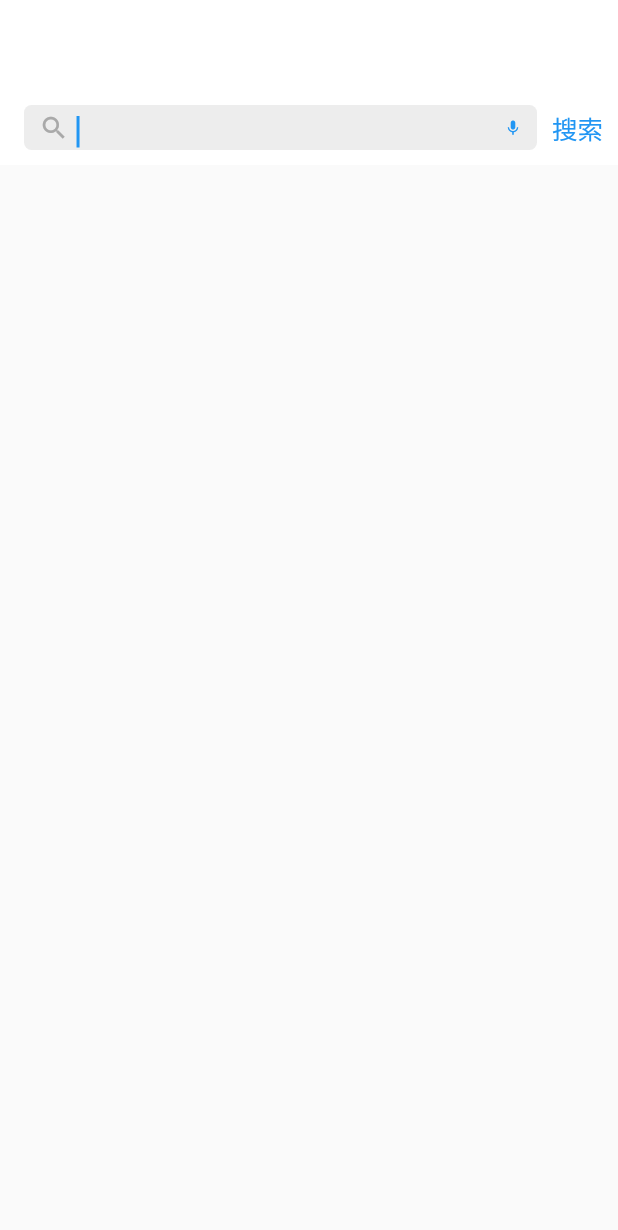
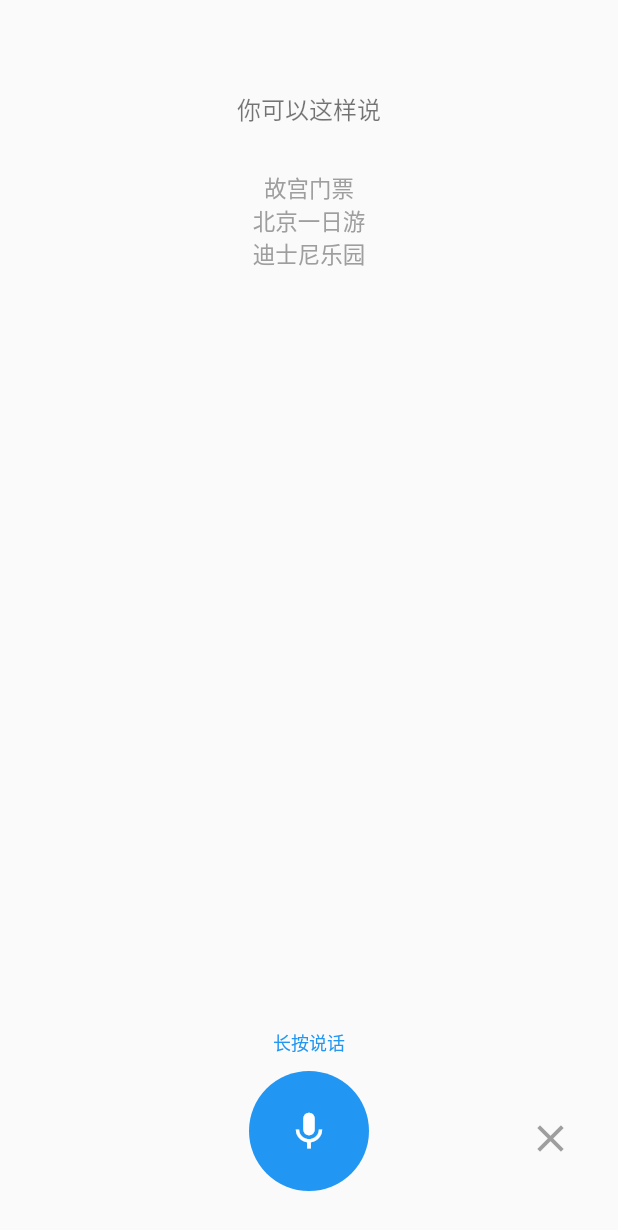
Before and after one commit to jiayuanfa/FlutterForXieCheng, a Flutter app: the SearchPage screen opened directly, after a tap on the "mic" icon, on a phone screen of 412 x 824 dp. Shown: the top 1230 px of the screen. Run offline on Flutter 3.47's test engine with Material 2 defaults, Android fonts, the phone set to English and light mode, and no system bars; our stand-ins replace cached_network_image, flutter_swiper_null_safety, image_picker, shared_preferences, transparent_image, webview_flutter; missing offline and left inert: flutter_color_plugin; accounts and stored records are empty; network calls fail.

Commit message:
语音识别页面

```diff
--- a/lib/pages/home_page.dart
+++ b/lib/pages/home_page.dart
@@ -19,6 +19,7 @@ import 'package:my_app/widget/sub_nav.dart';
 import '../model/common_model.dart';
 import '../model/config_model.dart';
 import '../widget/webview.dart';
+import 'speak_page.dart';
 
 const APP_SCROLL_OFFSET = 150;
 const SEARCH_BAR_DEFAULT_TEXT = '网红打卡地 景点 酒店 美食';
@@ -257,5 +258,9 @@ class _HomePageState extends State<HomePage> {
                 )));
   }
 
-  void _jumpToSpeak() {}
+  void _jumpToSpeak() {
+    Navigator.push(
+        context,
+        MaterialPageRoute(builder: (context) => const SpeakPage()));
+  }
 }
--- a/lib/pages/search_page.dart
+++ b/lib/pages/search_page.dart
@@ -2,6 +2,7 @@ import 'package:flutter/foundation.dart';
 import 'package:flutter/material.dart';
 import 'package:my_app/dao/search_dao.dart';
 import 'package:my_app/model/search_model.dart';
+import 'package:my_app/pages/speak_page.dart';
 import 'package:my_app/pages/home_page.dart';
 import 'package:my_app/widget/search_bar.dart';
 import 'package:my_app/widget/webview.dart';
@@ -110,7 +111,11 @@ class _SearchPageState extends State<SearchPage> {
     );
   }
 
-  void _jumpToSpeak() {}
+  void _jumpToSpeak() {
+    Navigator.push(
+        context,
+        MaterialPageRoute(builder: (context) => const SpeakPage()));
+  }
 
   /// 文字发生改变
   void _onTextChanged(String text) {
--- /dev/null
+++ b/lib/pages/speak_page.dart
@@ -0,0 +1,216 @@
+import 'package:flutter/material.dart';
+import 'package:my_app/plugin/asr_manager.dart';
+
+class SpeakPage extends StatefulWidget {
+  const SpeakPage({Key? key}) : super(key: key);
+
+  @override
+  State<SpeakPage> createState() => _SpeakPageState();
+}
+
+class _SpeakPageState extends State<SpeakPage>
+    with SingleTickerProviderStateMixin {
+  String speakResult = '';
+  String speakTips = '长按说话';
+
+  late Animation<double> animation;
+  late AnimationController controller;
+
+  @override
+  void initState() {
+
+    controller = AnimationController(
+        vsync: this, duration: const Duration(milliseconds: 1000));
+
+    /// 监听动画状态
+    /// 完成之后，倒回去
+    /// 结束之后，重新开始
+    /// 循环播放效果
+    animation = CurvedAnimation(parent: controller, curve: Curves.easeIn)
+      ..addStatusListener((status) {
+        if (status == AnimationStatus.completed) {
+          controller.reverse();
+        } else if (status == AnimationStatus.dismissed) {
+          controller.forward();
+        }
+      });
+    super.initState();
+  }
+
+  @override
+  Widget build(BuildContext context) {
+    return Scaffold(
+      body: Container(
+        padding: const EdgeInsets.all(30),
+        child: Center(
+          child: Column(
+            mainAxisAlignment: MainAxisAlignment.spaceBetween,
+            children: [
+              _topItem(),
+              _bottomItem(),
+            ],
+          ),
+        ),
+      ),
+    );
+  }
+
+  @override
+  void dispose() {
+    controller.dispose();
+    super.dispose();
+  }
+
+  _topItem() {
+    return Column(
+      children: [
+        const Padding(
+            padding: EdgeInsets.fromLTRB(0, 30, 0, 30),
+            child: Text('你可以这样说',
+                style: TextStyle(fontSize: 16, color: Colors.black54))),
+        const Text('故宫门票\n北京一日游\n迪士尼乐园',
+            textAlign: TextAlign.center,
+            style: TextStyle(
+              fontSize: 15,
+              color: Colors.grey,
+            )),
+        Padding(
+          padding: const EdgeInsets.all(20),
+          child: Text(
+            speakResult,
+            style: const TextStyle(color: Colors.blue),
+          ),
+        )
+      ],
+    );
+  }
+
+  _bottomItem() {
+    /// 横向充满
+    return FractionallySizedBox(
+      widthFactor: 1,
+      child: Stack(
+        children: [
+          /// 可点击的按钮
+          /// 顶部文字
+          GestureDetector(
+            onTapDown: (e) {
+              _speakStart();
+            },
+            onTapUp: (e) {
+              _speakStop();
+            },
+            onTapCancel: () {
+              _speakStop();
+            },
+            child: Center(
+              child: Column(
+                children: [
+                  /// 顶部文字
+                  Padding(
+                    padding: const EdgeInsets.all(10),
+                    child: Text(
+                      speakTips,
+                      style: const TextStyle(color: Colors.blue, fontSize: 12),
+                    ),
+                  ),
+
+                  /// 下方按钮动画执行区域
+                  Stack(
+                    children: [
+                      const SizedBox(
+                        //占坑，避免动画执行过程中导致父布局大小变得
+                        height: MIC_SIZE,
+                        width: MIC_SIZE,
+                      ),
+                      Center(
+                          child: AnimationMic(
+                        animation,
+                      )),
+                    ],
+                  )
+                ],
+              ),
+            ),
+          ),
+
+          /// 右下角关闭按钮
+          Positioned(
+            right: 0,
+            bottom: 20,
+            child: GestureDetector(
+              onTap: () {
+                Navigator.pop(context);
+              },
+              child: const Icon(
+                Icons.close,
+                size: 30,
+                color: Colors.grey,
+              ),
+            ),
+          )
+        ],
+      ),
+    );
+  }
+
+  /// 开始讲话
+  /// 开始动画
+  _speakStart() {
+    controller.forward();
+    setState(() {
+      speakTips = '识别中...';
+    });
+  }
+
+  /// 结束
+  _speakStop() {
+    setState(() {
+      speakTips = '长按说话';
+    });
+    controller.reset();
+    controller.stop();
+    // AsrManager.stop();
+  }
+}
+
+/// 动画类
+const double MIC_SIZE = 80;
+
+class AnimationMic extends AnimatedWidget {
+  /// 透明度变化 区间 [1, 0.5]
+  /// 大小变化 区间 [本身大小，本身大小-20]
+  static final _opacityTween = Tween<double>(begin: 1, end: 0.5);
+  static final _sizeTween = Tween<double>(begin: MIC_SIZE, end: MIC_SIZE - 20);
+
+  /// 构造方法 需要传入一个animation
+  const AnimationMic(Animation<double> animation, {Key? key})
+      : super(key: key, listenable: animation);
+
+  @override
+  Widget build(BuildContext context) {
+    final Animation<double> animation = listenable as Animation<double>;
+    return Opacity(
+      opacity: _opacityTween.evaluate(animation),
+      child: Container(
+
+        /// 宽高为Tween的数据
+        width: _sizeTween.evaluate(animation),
+        height: _sizeTween.evaluate(animation),
+
+        /// 蓝色背景
+        decoration: BoxDecoration(
+          color: Colors.blue,
+          borderRadius: BorderRadius.circular(MIC_SIZE / 2),
+        ),
+
+        /// 居中图标
+        child: const Icon(
+          Icons.mic,
+          color: Colors.white,
+          size: 30,
+        ),
+      ),
+    );
+  }
+}
```
Also changed, not shown: 1 other file.
